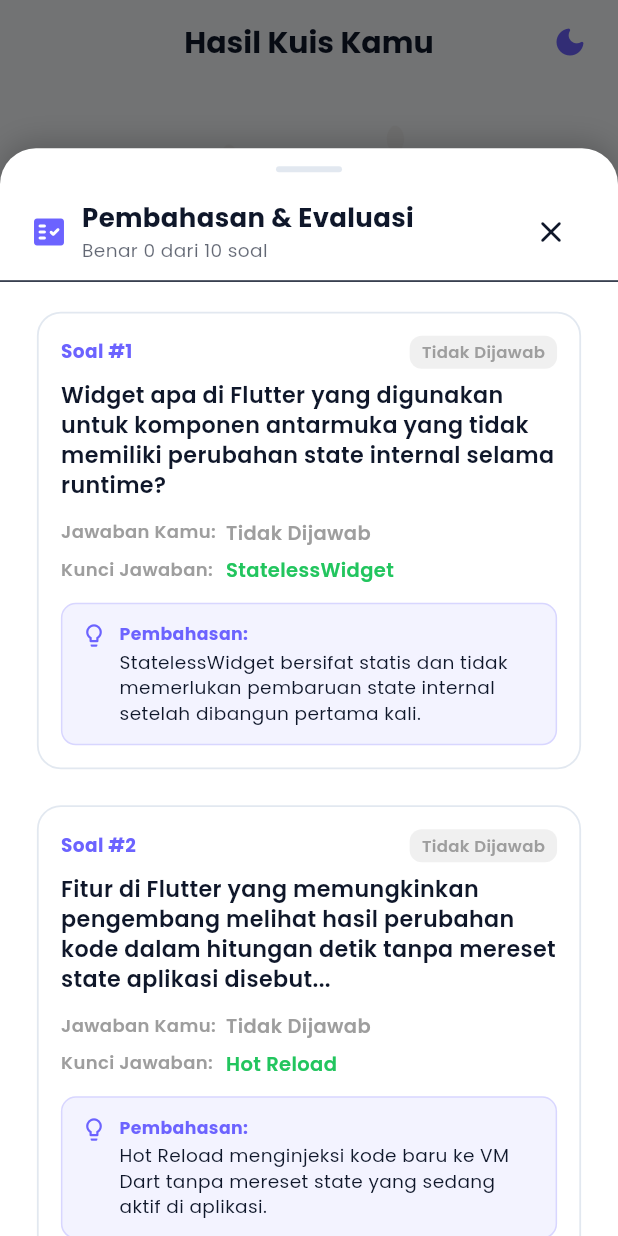
After one commit to nauflzuhd/Kuisiin, a Flutter app: the ResultScreen screen opened by its route, after a tap on "Lihat Pembahasan & Kunci Jawaban", on a phone screen of 412 x 824 dp. The commit adds this screen. Run offline on Flutter 3.47's test engine with Material 3 defaults, Android fonts, the phone set to English and light mode, and no system bars.

Commit message:
feat: buat modal pembahasan dan kunci jawaban kuis di halaman hasil

```diff
--- a/lib/screens/result_screen.dart
+++ b/lib/screens/result_screen.dart
@@ -7,7 +7,9 @@ import '../core/constants/app_strings.dart';
 import '../core/utils/responsive.dart';
 import '../providers/quiz_provider.dart';
 import '../widgets/primary_button.dart';
+import '../widgets/review_answers_sheet.dart';
 import '../widgets/score_card.dart';
+import '../widgets/theme_toggle_button.dart';
 
 /// Halaman Hasil Kuis (ResultScreen).
 /// Menampilkan ucapan selamat, ilustrasi hasil, kartu evaluasi nilai [ScoreCard],
@@ -52,6 +54,10 @@ class ResultScreen extends StatelessWidget {
         appBar: AppBar(
           title: const Text(AppStrings.resultTitle),
           automaticallyImplyLeading: false,
+          actions: const [
+            ThemeToggleButton(),
+            SizedBox(width: 8),
+          ],
         ),
         body: SafeArea(
           child: Center(
@@ -113,9 +119,27 @@ class ResultScreen extends StatelessWidget {
                       incorrectCount: quiz.incorrectCount,
                       totalQuestions: quiz.totalQuestions,
                     ),
-                    SizedBox(height: Responsive.h(context, 0.035)),
+                    SizedBox(height: Responsive.h(context, 0.025)),
 
-                    // 4. Tombol Ulangi Kuis (Reset state tapi simpan nama)
+                    // 4. Tombol Lihat Pembahasan Soal & Kunci Jawaban
+                    OutlinedButton.icon(
+                      onPressed: () => ReviewAnswersSheet.show(context, quiz),
+                      icon: const Icon(Icons.fact_check_rounded, size: 20),
+                      label: const Text('Lihat Pembahasan & Kunci Jawaban'),
+                      style: OutlinedButton.styleFrom(
+                        foregroundColor: AppColors.primary,
+                        shape: RoundedRectangleBorder(
+                          borderRadius: BorderRadius.circular(14),
+                        ),
+                        side: const BorderSide(color: AppColors.primary, width: 1.5),
+                        padding: EdgeInsets.symmetric(
+                          vertical: Responsive.h(context, 0.016).clamp(12.0, 16.0),
+                        ),
+                      ),
+                    ),
+                    SizedBox(height: Responsive.h(context, 0.015)),
+
+                    // 5. Tombol Ulangi Kuis (Reset state tapi simpan nama)
                     PrimaryButton(
                       text: AppStrings.retryButton,
                       icon: Icons.refresh_rounded,
@@ -125,6 +149,7 @@ class ResultScreen extends StatelessWidget {
                       },
                     ),
                     SizedBox(height: Responsive.h(context, 0.015)),
+
 
                     // 5. Tombol Kembali ke Halaman Utama (Reset semua)
                     OutlinedButton.icon(
--- /dev/null
+++ b/lib/widgets/review_answers_sheet.dart
@@ -0,0 +1,338 @@
+import 'package:flutter/material.dart';
+
+import '../core/constants/app_colors.dart';
+import '../core/utils/responsive.dart';
+import '../models/question.dart';
+import '../providers/quiz_provider.dart';
+
+/// Modal Bottom Sheet reusable untuk meninjau seluruh pertanyaan kuis,
+/// jawaban yang dipilih pengguna, kunci jawaban yang benar, serta penjelasan (pembahasan).
+class ReviewAnswersSheet extends StatelessWidget {
+  final QuizProvider quiz;
+
+  const ReviewAnswersSheet({super.key, required this.quiz});
+
+  /// Fungsi statis pembantu untuk menampilkan bottom sheet review jawaban
+  static void show(BuildContext context, QuizProvider quiz) {
+    showModalBottomSheet(
+      context: context,
+      isScrollControlled: true,
+      backgroundColor: Colors.transparent,
+      builder: (context) => ReviewAnswersSheet(quiz: quiz),
+    );
+  }
+
+  @override
+  Widget build(BuildContext context) {
+    final bool isDark = Theme.of(context).brightness == Brightness.dark;
+    final List<Question> questions = quiz.questions;
+    final List<int?> userAnswers = quiz.selectedAnswers;
+    final double sheetHeight = Responsive.h(context, 0.88).clamp(520.0, 780.0);
+    final double horizontalPadding = Responsive.w(context, 0.05).clamp(16.0, 24.0);
+
+    return Container(
+      height: sheetHeight,
+      decoration: BoxDecoration(
+        color: isDark ? AppColors.darkSurface : AppColors.lightSurface,
+        borderRadius: const BorderRadius.vertical(top: Radius.circular(24)),
+        boxShadow: [
+          BoxShadow(
+            color: Colors.black.withValues(alpha: 0.2),
+            blurRadius: 16,
+            offset: const Offset(0, -4),
+          ),
+        ],
+      ),
+      child: Column(
+        children: [
+          // Drag handle bar
+          Center(
+            child: Container(
+              margin: const EdgeInsets.only(top: 12, bottom: 8),
+              width: 44,
+              height: 4,
+              decoration: BoxDecoration(
+                color: isDark ? AppColors.darkBorder : AppColors.lightBorder,
+                borderRadius: BorderRadius.circular(2),
+              ),
+            ),
+          ),
+
+          // Header sheet
+          Padding(
+            padding: EdgeInsets.symmetric(horizontal: horizontalPadding, vertical: 8),
+            child: Row(
+              mainAxisAlignment: MainAxisAlignment.spaceBetween,
+              children: [
+                Row(
+                  children: [
+                    const Icon(
+                      Icons.fact_check_rounded,
+                      color: AppColors.primary,
+                      size: 24,
+                    ),
+                    const SizedBox(width: 10),
+                    Column(
+                      crossAxisAlignment: CrossAxisAlignment.start,
+                      children: [
+                        Text(
+                          'Pembahasan & Evaluasi',
+                          style: TextStyle(
+                            fontSize: Responsive.sp(context, 0.042, min: 16.0, max: 18.0),
+                            fontWeight: FontWeight.w700,
+                          ),
+                        ),
+                        Text(
+                          'Benar ${quiz.correctCount} dari ${quiz.totalQuestions} soal',
+                          style: TextStyle(
+                            fontSize: Responsive.sp(context, 0.03, min: 11.0, max: 13.0),
+                            color: Theme.of(context)
+                                .colorScheme
+                                .onSurface
+                                .withValues(alpha: 0.65),
+                          ),
+                        ),
+                      ],
+                    ),
+                  ],
+                ),
+                IconButton(
+                  tooltip: 'Tutup',
+                  icon: const Icon(Icons.close_rounded),
+                  onPressed: () => Navigator.pop(context),
+                ),
+              ],
+            ),
+          ),
+          const Divider(height: 1),
+
+          // Daftar pertanyaan dan pembahasan
+          Expanded(
+            child: ListView.separated(
+              padding: EdgeInsets.symmetric(horizontal: horizontalPadding, vertical: 16),
+              itemCount: questions.length,
+              separatorBuilder: (context, index) => const SizedBox(height: 16),
+              itemBuilder: (context, index) {
+                final Question question = questions[index];
+                final int? selectedOptionIndex = userAnswers[index];
+                final bool isAnswered = selectedOptionIndex != null;
+                final bool isCorrect = isAnswered && selectedOptionIndex == question.correctIndex;
+
+                return Card(
+                  elevation: 0,
+                  shape: RoundedRectangleBorder(
+                    borderRadius: BorderRadius.circular(16),
+                    side: BorderSide(
+                      color: isCorrect
+                          ? AppColors.success.withValues(alpha: 0.4)
+                          : (isAnswered
+                              ? AppColors.error.withValues(alpha: 0.4)
+                              : (isDark ? AppColors.darkBorder : AppColors.lightBorder)),
+                      width: 1.2,
+                    ),
+                  ),
+                  child: Padding(
+                    padding: const EdgeInsets.all(16),
+                    child: Column(
+                      crossAxisAlignment: CrossAxisAlignment.start,
+                      children: [
+                        // Tag Status Soal & Nomor
+                        Row(
+                          mainAxisAlignment: MainAxisAlignment.spaceBetween,
+                          children: [
+                            Text(
+                              'Soal #${index + 1}',
+                              style: TextStyle(
+                                fontSize: Responsive.sp(context, 0.03, min: 12.0, max: 13.0),
+                                fontWeight: FontWeight.w700,
+                                color: AppColors.primary,
+                              ),
+                            ),
+                            _buildStatusBadge(isAnswered, isCorrect),
+                          ],
+                        ),
+                        const SizedBox(height: 8),
+
+                        // Teks Pertanyaan
+                        Text(
+                          question.questionText,
+                          style: TextStyle(
+                            fontSize: Responsive.sp(context, 0.036, min: 13.0, max: 15.0),
+                            fontWeight: FontWeight.w600,
+                            height: 1.35,
+                          ),
+                        ),
+                        const SizedBox(height: 12),
+
+                        // Rincian Jawaban Pengguna
+                        if (isAnswered) ...[
+                          _buildAnswerRow(
+                            label: 'Jawaban Kamu:',
+                            value: question.options[selectedOptionIndex],
+                            isCorrect: isCorrect,
+                          ),
+                        ] else ...[
+                          _buildAnswerRow(
+                            label: 'Jawaban Kamu:',
+                            value: 'Tidak Dijawab',
+                            isCorrect: false,
+                            isUnanswered: true,
+                          ),
+                        ],
+
+                        // Jika salah atau tidak dijawab, tampilkan kunci jawaban benar
+                        if (!isCorrect) ...[
+                          const SizedBox(height: 6),
+                          _buildAnswerRow(
+                            label: 'Kunci Jawaban:',
+                            value: question.options[question.correctIndex],
+                            isCorrect: true,
+                          ),
+                        ],
+
+                        // Kotak Penjelasan / Pembahasan
+                        if (question.explanation != null &&
+                            question.explanation!.isNotEmpty) ...[
+                          const SizedBox(height: 12),
+                          Container(
+                            padding: const EdgeInsets.all(12),
+                            decoration: BoxDecoration(
+                              color: AppColors.primary.withValues(alpha: 0.08),
+                              borderRadius: BorderRadius.circular(10),
+                              border: Border.all(
+                                color: AppColors.primary.withValues(alpha: 0.2),
+                              ),
+                            ),
+                            child: Row(
+                              crossAxisAlignment: CrossAxisAlignment.start,
+                              children: [
+                                const Icon(
+                                  Icons.lightbulb_outline_rounded,
+                                  size: 18,
+                                  color: AppColors.primary,
+                                ),
+                                const SizedBox(width: 8),
+                                Expanded(
+                                  child: Column(
+                                    crossAxisAlignment: CrossAxisAlignment.start,
+                                    children: [
+                                      Text(
+                                        'Pembahasan:',
+                                        style: TextStyle(
+                                          fontSize: Responsive.sp(context, 0.028, min: 11.0, max: 12.0),
+                                          fontWeight: FontWeight.w700,
+                                          color: AppColors.primary,
+                                        ),
+                                      ),
+                                      const SizedBox(height: 2),
+                                      Text(
+                                        question.explanation!,
+                                        style: TextStyle(
+                                          fontSize: Responsive.sp(context, 0.03, min: 12.0, max: 13.0),
+                                          height: 1.35,
+                                        ),
+                                      ),
+                                    ],
+                                  ),
+                                ),
+                              ],
+                            ),
+                          ),
+                        ],
+                      ],
+                    ),
+                  ),
+                );
+              },
+            ),
+          ),
+        ],
+      ),
+    );
+  }
+
+  /// Badge status benar / salah / tidak dijawab
+  Widget _buildStatusBadge(bool isAnswered, bool isCorrect) {
+    if (!isAnswered) {
+      return Container(
+        padding: const EdgeInsets.symmetric(horizontal: 8, vertical: 3),
+        decoration: BoxDecoration(
+          color: Colors.grey.withValues(alpha: 0.15),
+          borderRadius: BorderRadius.circular(8),
+        ),
+        child: const Text(
+          'Tidak Dijawab',
+          style: TextStyle(fontSize: 11, fontWeight: FontWeight.w600, color: Colors.grey),
+        ),
+      );
+    }
+
+    return Container(
+      padding: const EdgeInsets.symmetric(horizontal: 8, vertical: 3),
+      decoration: BoxDecoration(
+        color: isCorrect
+            ? AppColors.success.withValues(alpha: 0.15)
+            : AppColors.error.withValues(alpha: 0.15),
+        borderRadius: BorderRadius.circular(8),
+      ),
+      child: Row(
+        mainAxisSize: MainAxisSize.min,
+        children: [
+          Icon(
+            isCorrect ? Icons.check_circle_rounded : Icons.cancel_rounded,
+            size: 13,
+            color: isCorrect ? AppColors.success : AppColors.error,
+          ),
+          const SizedBox(width: 4),
+          Text(
+            isCorrect ? 'Benar' : 'Salah',
+            style: TextStyle(
+              fontSize: 11,
+              fontWeight: FontWeight.w700,
+              color: isCorrect ? AppColors.success : AppColors.error,
+            ),
+          ),
+        ],
+      ),
+    );
+  }
+
+  /// Baris tampilan teks pilihan jawaban
+  Widget _buildAnswerRow({
+    required String label,
+    required String value,
+    required bool isCorrect,
+    bool isUnanswered = false,
+  }) {
+    final Color color = isUnanswered
+        ? Colors.grey
+        : (isCorrect ? AppColors.success : AppColors.error);
+
+    return Row(
+      crossAxisAlignment: CrossAxisAlignment.start,
+      children: [
+        SizedBox(
+          width: 110,
+          child: Text(
+            label,
+            style: const TextStyle(
+              fontSize: 12,
+              fontWeight: FontWeight.w600,
+              color: Colors.grey,
+            ),
+          ),
+        ),
+        Expanded(
+          child: Text(
+            value,
+            style: TextStyle(
+              fontSize: 13,
+              fontWeight: FontWeight.w600,
+              color: color,
+            ),
+          ),
+        ),
+      ],
+    );
+  }
+}
```
